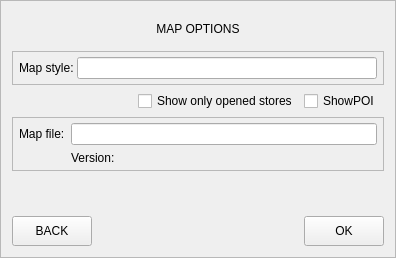
This is Pilocik/mapoptionswindow.ui in dotevo/Pilocik as Qt 5 draws it before an edit. The edited form follows.
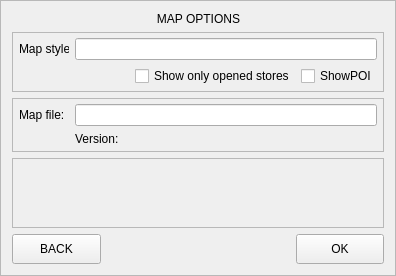
This is the edited form. Custom widgets are drawn as their Qt base class.

The edit to the form file:
```diff
--- a/Pilocik/mapoptionswindow.ui
+++ b/Pilocik/mapoptionswindow.ui
@@ -20,43 +20,6 @@
    <enum>QFrame::Raised</enum>
   </property>
   <layout class="QGridLayout" name="gridLayout_2">
-   <item row="2" column="0" colspan="4">
-    <widget class="QFrame" name="nearestFrame">
-     <property name="frameShape">
-      <enum>QFrame::StyledPanel</enum>
-     </property>
-     <property name="frameShadow">
-      <enum>QFrame::Raised</enum>
-     </property>
-     <layout class="QHBoxLayout" name="horizontalLayout_2">
-      <property name="spacing">
-       <number>3</number>
-      </property>
-      <property name="leftMargin">
-       <number>6</number>
-      </property>
-      <property name="topMargin">
-       <number>5</number>
-      </property>
-      <property name="rightMargin">
-       <number>6</number>
-      </property>
-      <property name="bottomMargin">
-       <number>5</number>
-      </property>
-      <item>
-       <widget class="QLabel" name="nearestLabel">
-        <property name="text">
-         <string>Map style:</string>
-        </property>
-       </widget>
-      </item>
-      <item>
-       <widget class="TLineEdit" name="mapStylePath"/>
-      </item>
-     </layout>
-    </widget>
-   </item>
    <item row="5" column="0" colspan="4">
     <widget class="QFrame" name="nearestFrame_2">
      <property name="frameShape">
@@ -80,6 +43,12 @@
       </property>
       <item row="1" column="0">
        <widget class="QLabel" name="nearestLabel_2">
+        <property name="minimumSize">
+         <size>
+          <width>50</width>
+          <height>0</height>
+         </size>
+        </property>
         <property name="text">
          <string>Map file:</string>
         </property>
@@ -98,21 +67,7 @@
      </layout>
     </widget>
    </item>
-   <item row="3" column="2">
-    <widget class="QCheckBox" name="checkBox_2">
-     <property name="text">
-      <string>Show only opened stores</string>
-     </property>
-    </widget>
-   </item>
-   <item row="3" column="3">
-    <widget class="QCheckBox" name="checkBox">
-     <property name="text">
-      <string>ShowPOI</string>
-     </property>
-    </widget>
-   </item>
-   <item row="9" column="3">
+   <item row="8" column="3">
     <widget class="QPushButton" name="okButton">
      <property name="minimumSize">
       <size>
@@ -125,7 +80,7 @@
      </property>
     </widget>
    </item>
-   <item row="9" column="0">
+   <item row="8" column="0">
     <widget class="QPushButton" name="backButton">
      <property name="minimumSize">
       <size>
@@ -148,13 +103,86 @@
      </property>
     </widget>
    </item>
+   <item row="2" column="0" colspan="4">
+    <widget class="QFrame" name="nearestFrame">
+     <property name="frameShape">
+      <enum>QFrame::StyledPanel</enum>
+     </property>
+     <property name="frameShadow">
+      <enum>QFrame::Raised</enum>
+     </property>
+     <layout class="QGridLayout" name="gridLayout_3">
+      <property name="leftMargin">
+       <number>6</number>
+      </property>
+      <property name="topMargin">
+       <number>5</number>
+      </property>
+      <property name="rightMargin">
+       <number>6</number>
+      </property>
+      <property name="bottomMargin">
+       <number>5</number>
+      </property>
+      <item row="0" column="0">
+       <widget class="QLabel" name="nearestLabel">
+        <property name="sizePolicy">
+         <sizepolicy hsizetype="Minimum" vsizetype="Preferred">
+          <horstretch>0</horstretch>
+          <verstretch>0</verstretch>
+         </sizepolicy>
+        </property>
+        <property name="maximumSize">
+         <size>
+          <width>50</width>
+          <height>16777215</height>
+         </size>
+        </property>
+        <property name="text">
+         <string>Map style:</string>
+        </property>
+       </widget>
+      </item>
+      <item row="0" column="1" colspan="3">
+       <widget class="TLineEdit" name="mapStylePath"/>
+      </item>
+      <item row="1" column="3">
+       <widget class="QCheckBox" name="checkBox">
+        <property name="text">
+         <string>ShowPOI</string>
+        </property>
+       </widget>
+      </item>
+      <item row="1" column="2">
+       <widget class="QCheckBox" name="checkBox_2">
+        <property name="text">
+         <string>Show only opened stores</string>
+        </property>
+       </widget>
+      </item>
+     </layout>
+    </widget>
+   </item>
    <item row="6" column="0" colspan="4">
-    <widget class="QFrame" name="poiSettings">
-     <layout class="QHBoxLayout" name="horizontalLayout">
-      <item>
-       <layout class="QGridLayout" name="poiLayout"/>
-      </item>
-     </layout>
+    <widget class="QScrollArea" name="poiSettings">
+     <property name="widgetResizable">
+      <bool>true</bool>
+     </property>
+     <widget class="QWidget" name="scrollAreaWidgetContents_2">
+      <property name="geometry">
+       <rect>
+        <x>0</x>
+        <y>0</y>
+        <width>374</width>
+        <height>63</height>
+       </rect>
+      </property>
+      <layout class="QGridLayout" name="gridLayout_4">
+       <item row="0" column="0">
+        <layout class="QGridLayout" name="poiLayout"/>
+       </item>
+      </layout>
+     </widget>
     </widget>
    </item>
   </layout>
```
